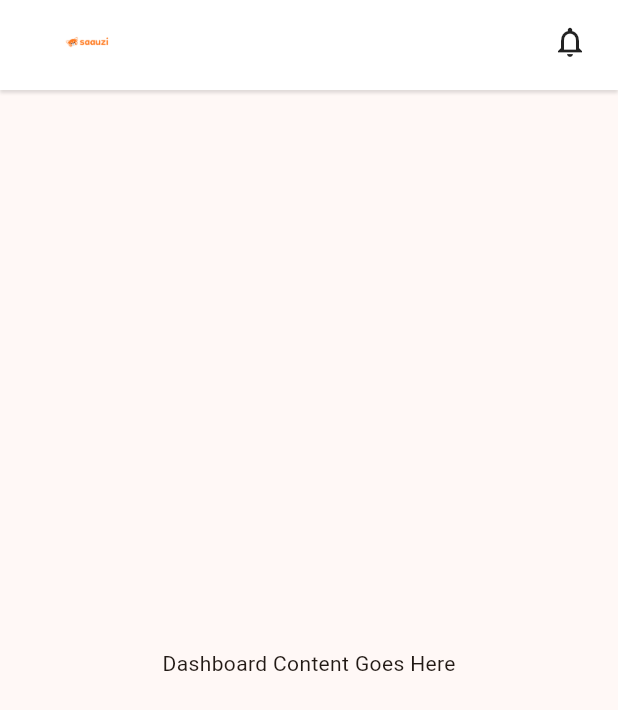
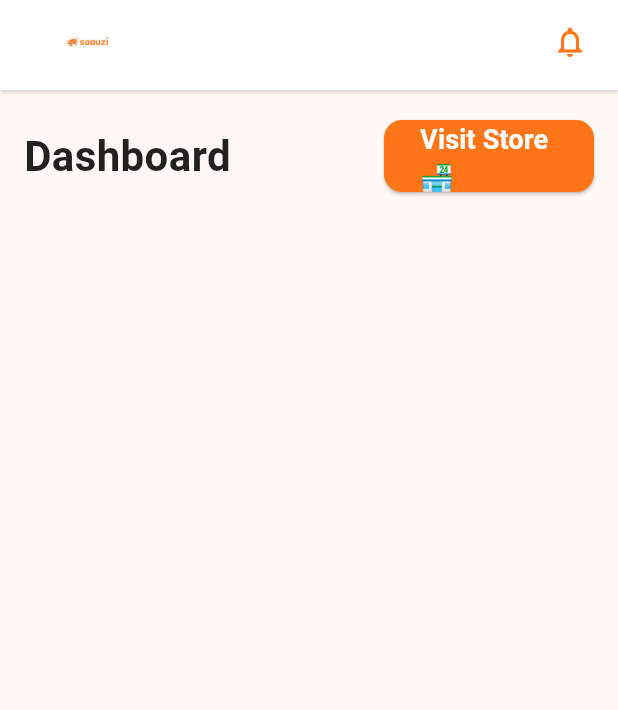
Before and after one commit to binitapkhrl/auth, a Flutter app: the DashboardScreen screen opened by its route, on a phone screen of 412 x 824 dp. Shown: the top 710 px of the screen. Run offline on Flutter 3.47's test engine with Material 3 defaults, Android fonts, the phone set to English and light mode, and no system bars; our stand-ins replace beamer, flutter_hooks, flutter_riverpod, hooks_riverpod, pinput, sign_in_button; Roboto replaces fonts that are missing (Libadora).

Commit message:
renamed the primary button file and added a button and title to the dashboard

```diff
--- a/auth/lib/features/presentation/dashboard.dart
+++ b/auth/lib/features/presentation/dashboard.dart
@@ -1,13 +1,15 @@
 import 'package:flutter/material.dart';
 import 'package:flutter/services.dart';
 import 'package:flutter_riverpod/flutter_riverpod.dart';
-// import 'package:beamer/beamer.dart';
+import 'package:auth/core/widgets/app_primary_button.dart';
 
 class DashboardScreen extends ConsumerWidget {
   const DashboardScreen({super.key});
 
   @override
   Widget build(BuildContext context, WidgetRef ref) {
+      final theme = Theme.of(context);
+
     return Scaffold(
       // Ensures status bar icons are visible (dark icons for light bg)
       appBar: PreferredSize(
@@ -34,7 +36,7 @@ class DashboardScreen extends ConsumerWidget {
                 child: Image.asset(
                   'assets/logo/saauzi_logo.png',
                   height: 40,
-                 fit: BoxFit.contain, // PLACEHOLDER FOR YOUR PNG
+                 fit: BoxFit.contain,
                   errorBuilder: (context, error, stackTrace) =>
                       const Text("LOGO", style: TextStyle(fontWeight: FontWeight.bold, color: Colors.blue)),
                 ),
@@ -42,7 +44,7 @@ class DashboardScreen extends ConsumerWidget {
             ),
             actions: [
               IconButton(
-                icon: const Icon(Icons.notifications_none_outlined, color: Colors.black87),
+                icon: Icon(Icons.notifications_none_outlined, color: theme.colorScheme.primary),
                 onPressed: () {
                   // Handle notification tap
                 },
@@ -52,9 +54,38 @@ class DashboardScreen extends ConsumerWidget {
           ),
         ),
       ),
-      body: const Center(
-        child: Text("Dashboard Content Goes Here"),
+      body: Padding(
+  padding: const EdgeInsets.symmetric(horizontal: 16.0, vertical: 20.0),
+  child: Column( // Added a Column so you can add more dashboard content below
+    children: [
+      Row(
+        mainAxisAlignment: MainAxisAlignment.spaceBetween, // Pushes items to extremes
+        children: [
+          const Text(
+            "Dashboard",
+            style: TextStyle(
+              fontSize: 28,
+              fontWeight: FontWeight.bold,
+              color: Colors.black87,
+            ),
+          ),
+
+          SizedBox(
+            width: 140,
+            height: 48, // Slightly shorter than the 56 default for a top-bar look
+            child: AppPrimaryButton(
+              text: "Visit Store 🏪",
+              onPressed: () {
+                // Handle navigation
+              },
+            ),
+          ),
+        ],
       ),
+      // Future dashboard widgets go here...
+    ],
+  ),
+),
     );
   }
 }
--- a/auth/lib/features/presentation/pages/login_page.dart
+++ b/auth/lib/features/presentation/pages/login_page.dart
@@ -1,6 +1,6 @@
 import 'package:flutter/material.dart';
 import 'package:auth/core/widgets/app_textfield.dart';
-import 'package:auth/core/widgets/custom_submit_button.dart';
+import 'package:auth/core/widgets/app_primary_button.dart';
 import 'package:auth/core/widgets/custom_google_button.dart';
 import 'package:auth/core/widgets/auth_container.dart';
 import 'package:auth/core/widgets/auth_header.dart';
--- a/auth/lib/features/presentation/pages/otp_page.dart
+++ b/auth/lib/features/presentation/pages/otp_page.dart
@@ -1,6 +1,6 @@
 import 'dart:async';
 import 'package:auth/core/widgets/auth_container.dart';
-import 'package:auth/core/widgets/custom_submit_button.dart'; // Your reusable button
+import 'package:auth/core/widgets/app_primary_button.dart'; // Your reusable button
 import 'package:auth/features/auth/providers/otp_provider.dart';
 import 'package:beamer/beamer.dart';
 import 'package:flutter/material.dart';
--- a/auth/lib/features/presentation/pages/signup_page.dart
+++ b/auth/lib/features/presentation/pages/signup_page.dart
@@ -1,6 +1,6 @@
 import 'package:flutter/material.dart';
 import 'package:auth/core/widgets/app_textfield.dart';
-import 'package:auth/core/widgets/custom_submit_button.dart';
+import 'package:auth/core/widgets/app_primary_button.dart';
 import 'package:auth/core/widgets/custom_google_button.dart';
 import 'package:auth/core/widgets/auth_container.dart';
 import 'package:auth/core/widgets/auth_header.dart';
```
Also changed, not shown: auth/lib/core/widgets/app_primary_button.dart (renamed from auth/lib/core/widgets/custom_submit_button.dart).
